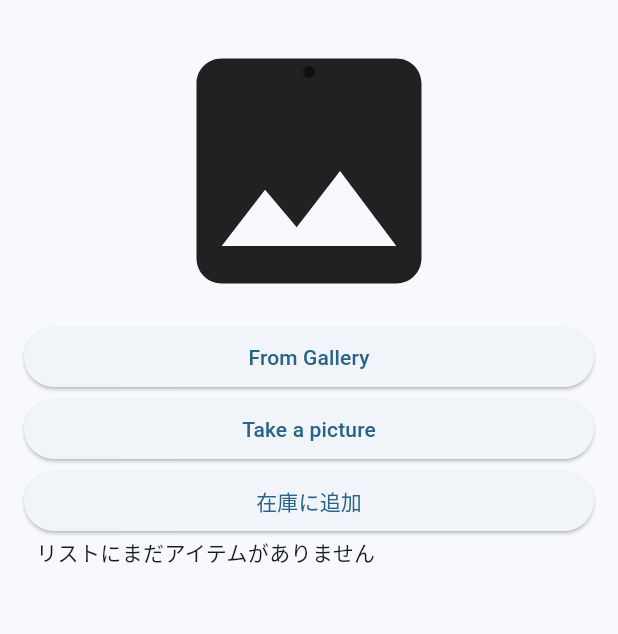
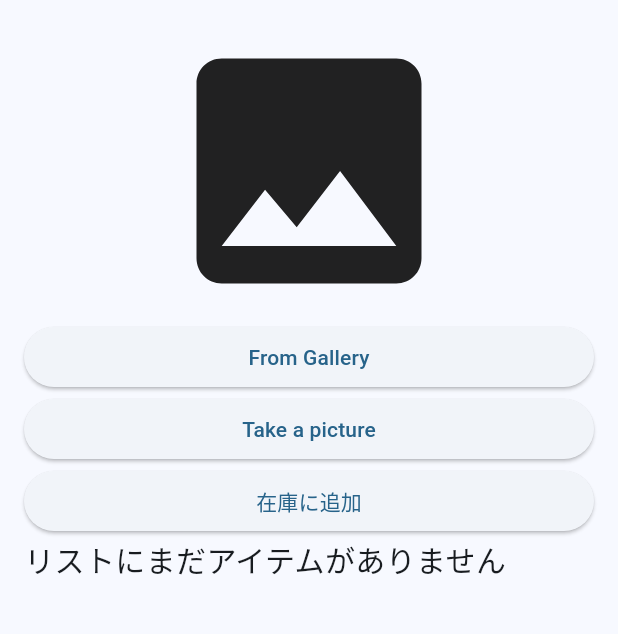
Before and after one commit to MontoyaYai/shokutomo, a Flutter app: the TextRecognizerView screen opened directly, on a phone screen of 412 x 824 dp, the part 63-697 px from its top. Run offline on Flutter 3.47's test engine with Material 3 defaults, Android fonts, the phone set to English and light mode, and no system bars; our stand-ins replace camera, cloud_firestore, firebase_auth, firebase_core, flutter_slidable, image_picker and 2 more; missing offline and left inert: google_mlkit_commons, google_mlkit_entity_extraction, google_mlkit_language_id, google_mlkit_smart_reply, google_mlkit_text_recognition, google_mlkit_translation; accounts and stored records are empty.

Commit message:
機能面完成

```diff
--- a/lib/text_recognition/vision_detector_views/gallery_view.dart
+++ b/lib/text_recognition/vision_detector_views/gallery_view.dart
@@ -105,10 +105,16 @@ class _GalleryViewState extends State<GalleryView> {
             }),
       ),
       Padding(
-        padding: const EdgeInsets.symmetric(horizontal: 24),
+        padding: const EdgeInsets.symmetric(horizontal: 16),
         child: productsList.isNotEmpty
-            ? Text(getList())
-            : Text('リストにまだアイテムがありません'),
+            ? Text(
+                getList(),
+                style: TextStyle(fontSize: 18),
+              )
+            : Text(
+                'リストにまだアイテムがありません',
+                style: TextStyle(fontSize: 20),
+              ),
       ),
       /*if (_image != null)
         Padding(
--- a/lib/text_recognition/vision_detector_views/text_detector_view.dart
+++ b/lib/text_recognition/vision_detector_views/text_detector_view.dart
@@ -67,25 +67,6 @@ class _TextRecognizerViewState extends State<TextRecognizerView> {
           initialCameraLensDirection: _cameraLensDirection,
           onCameraLensDirectionChanged: (value) => _cameraLensDirection = value,
         ),
-        Positioned(
-            top: 30,
-            left: 100,
-            right: 100,
-            child: Row(
-              children: [
-                Spacer(),
-                Container(
-                    decoration: BoxDecoration(
-                      color: Colors.black54,
-                      borderRadius: BorderRadius.circular(10.0),
-                    ),
-                    child: Padding(
-                      padding: const EdgeInsets.all(4.0),
-                      //child: _buildDropdown(),
-                    )),
-                Spacer(),
-              ],
-            )),
       ]),
     );
   }
```
